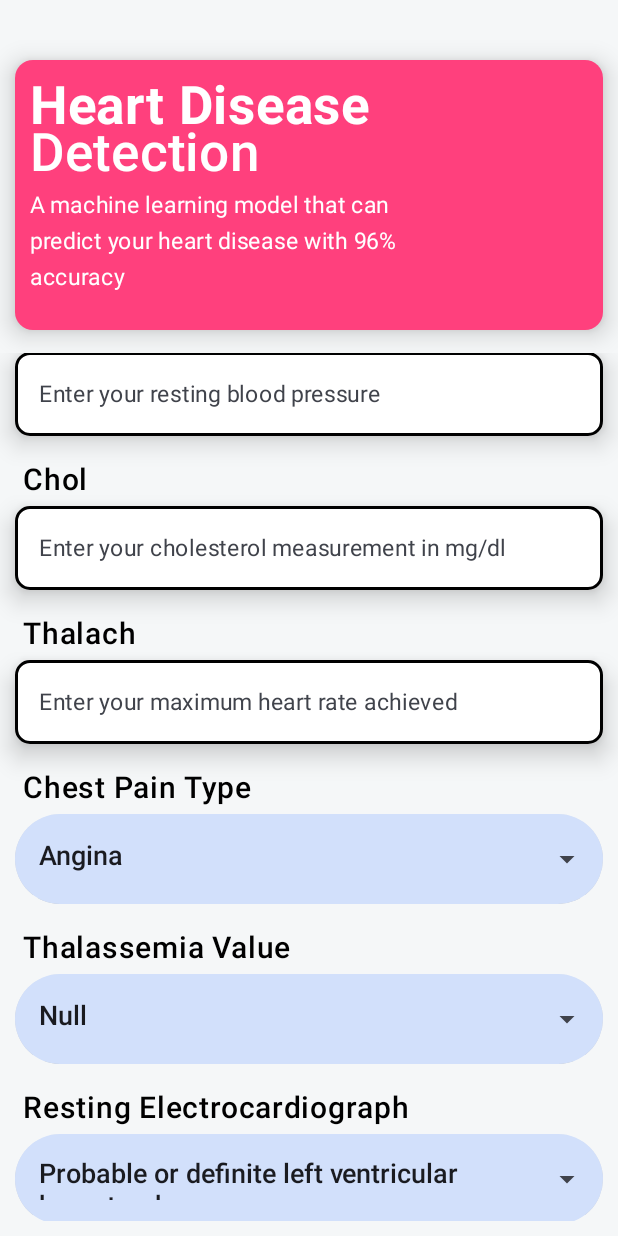
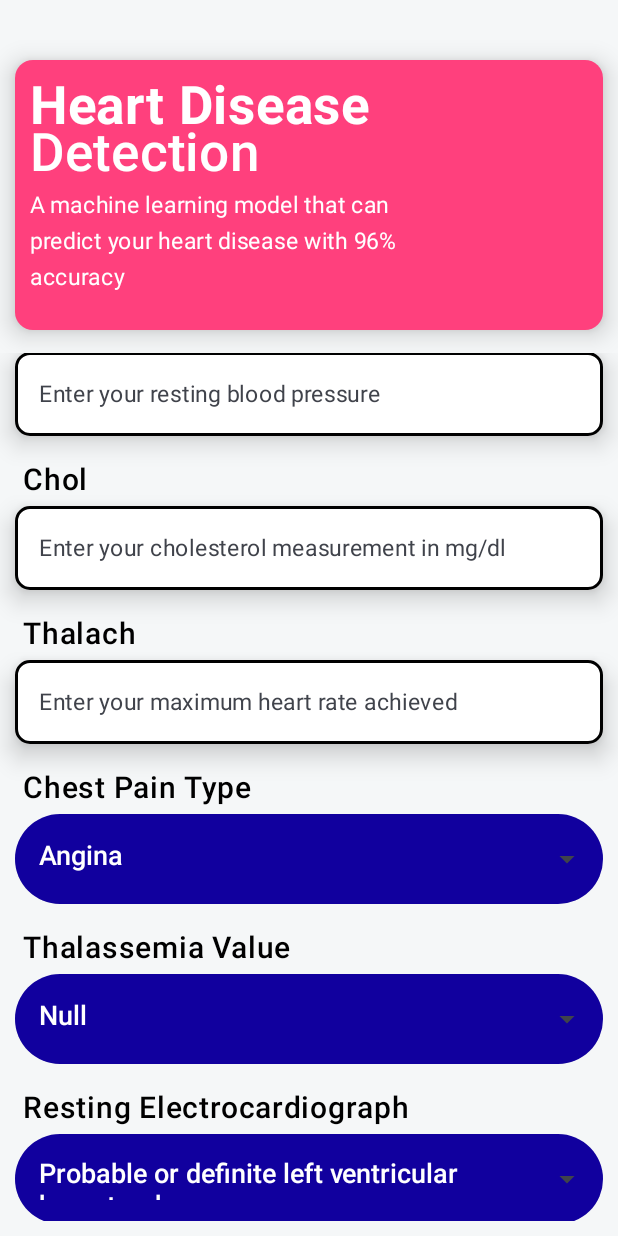
Before and after one commit to mrinmoyxb/Cardiac-Compass, an Android app built with Jetpack Compose: the screen it shows after launch (MainActivity), scrolled down 404 dp, on a phone screen of 412 x 824 dp. Run offline under Robolectric (Android 15) with nearby library versions, the phone set to English and light mode, and no system bars.

Commit message:
fixed keyboard issue with drop down menu

```diff
--- a/app/src/main/java/com/example/heartdiseasedetetectionapp/View/HomeScreen/Components/CustomDropDownMenu.kt
+++ b/app/src/main/java/com/example/heartdiseasedetetectionapp/View/HomeScreen/Components/CustomDropDownMenu.kt
@@ -7,70 +7,103 @@ import androidx.compose.foundation.layout.fillMaxSize
 import androidx.compose.foundation.layout.fillMaxWidth
 import androidx.compose.foundation.layout.height
 import androidx.compose.foundation.shape.RoundedCornerShape
+import androidx.compose.foundation.text.KeyboardActions
+import androidx.compose.foundation.text.KeyboardOptions
 import androidx.compose.material3.DropdownMenu
 import androidx.compose.material3.DropdownMenuItem
 import androidx.compose.material3.ExperimentalMaterial3Api
 import androidx.compose.material3.ExposedDropdownMenuBox
 import androidx.compose.material3.ExposedDropdownMenuDefaults
+import androidx.compose.material3.MenuDefaults
 import androidx.compose.material3.Text
 import androidx.compose.material3.TextField
 import androidx.compose.material3.TextFieldDefaults
 import androidx.compose.runtime.Composable
+import androidx.compose.runtime.CompositionLocalProvider
 import androidx.compose.runtime.getValue
 import androidx.compose.runtime.mutableStateOf
 import androidx.compose.runtime.remember
 import androidx.compose.runtime.setValue
+import androidx.compose.ui.ExperimentalComposeUiApi
 import androidx.compose.ui.Modifier
 import androidx.compose.ui.draw.clip
 import androidx.compose.ui.draw.shadow
 import androidx.compose.ui.graphics.Color
+import androidx.compose.ui.platform.LocalSoftwareKeyboardController
+import androidx.compose.ui.platform.LocalTextInputService
 import androidx.compose.ui.text.TextStyle
 import androidx.compose.ui.text.font.FontWeight
+import androidx.compose.ui.text.input.ImeAction
+import androidx.compose.ui.text.input.TextInputService
 import androidx.compose.ui.tooling.preview.Preview
 import androidx.compose.ui.unit.dp
 import androidx.compose.ui.unit.sp
 
 
-@OptIn(ExperimentalMaterial3Api::class)
+@OptIn(ExperimentalMaterial3Api::class, ExperimentalComposeUiApi::class)
 @Composable
 fun CustomDropDownMenu(items: List<String>) {
     var isExpanded by remember { mutableStateOf(false) }
     val options: List<String> = items
-    var category by remember{ mutableStateOf(options[0])}
+    var category by remember { mutableStateOf(options[0]) }
+    var keyboardController = LocalSoftwareKeyboardController.current
+    val myTextInputService: TextInputService? = null
 
+    CompositionLocalProvider(
+        LocalTextInputService provides myTextInputService
+    ) {
         Box(
             modifier = Modifier
                 .clip(RoundedCornerShape(40.dp))
                 .fillMaxWidth()
                 .height(60.dp)
+                .clickable { keyboardController?.hide() }
                 .background(color = Color.Transparent, shape = RoundedCornerShape(10.dp))
-    ){
+        ) {
             ExposedDropdownMenuBox(expanded = isExpanded,
-            onExpandedChange = {isExpanded = !isExpanded}) {
-            TextField(value = category, onValueChange = {},
+                onExpandedChange = { isExpanded = !isExpanded }) {
+                TextField(
+                    value = category, onValueChange = {},
                     modifier = Modifier
                         .menuAnchor()
                         .fillMaxSize()
                         .shadow(elevation = 10.dp, shape = RoundedCornerShape(10.dp)),
-                textStyle = TextStyle(fontSize = 18.sp,
-                    fontWeight = FontWeight.Medium),
+                    textStyle = TextStyle(
+                        fontSize = 18.sp,
+                        fontWeight = FontWeight.Medium, color = Color.White
+                    ),
                     trailingIcon = { ExposedDropdownMenuDefaults.TrailingIcon(expanded = isExpanded) },
                     readOnly = true,
                     colors = TextFieldDefaults.textFieldColors(
-                    containerColor = Color(0xFFD2E0FB),
+                        containerColor = Color(0xFF11009E),
                         cursorColor = Color.Black,
                         focusedIndicatorColor = Color.Transparent,
                         unfocusedIndicatorColor = Color.Transparent
+                    ),
+                    keyboardOptions = KeyboardOptions(
+                        imeAction = ImeAction.None,
                     )
                 )
-            ExposedDropdownMenu(expanded = isExpanded, onDismissRequest = { isExpanded = false}) {
-                options.forEach{ label->
-                    DropdownMenuItem(text = {Text(label, fontSize = 18.sp, fontWeight = FontWeight.Medium)}, onClick = {
+                ExposedDropdownMenu(
+                    expanded = isExpanded,
+                    onDismissRequest = { isExpanded = false }) {
+                    options.forEach { label ->
+                        DropdownMenuItem(text = {
+                            Text(
+                                label,
+                                fontSize = 18.sp,
+                                fontWeight = FontWeight.Medium,
+                                color = Color.Black
+                            )
+                        }, onClick = {
                             category = label
                             isExpanded = false
-                    })
+                        },
+                            colors = MenuDefaults.itemColors(Color(0xFF11009E))
+                        )
                     }
                 }
             }
         }
     }
+}
--- a/app/src/main/java/com/example/heartdiseasedetetectionapp/View/HomeScreen/HomeScreenFinal/HomeScreen.kt
+++ b/app/src/main/java/com/example/heartdiseasedetetectionapp/View/HomeScreen/HomeScreenFinal/HomeScreen.kt
@@ -101,7 +101,7 @@ fun HomeScreen(){
 
                 // Row 9
                 CustomLabel(heading = "OldPeak", 20)
-                CustomTextField("Enter ST depression induced by exercise relative to rest")
+                CustomTextField("ST depression induced by exercise relative to rest")
                 Spacer(modifier = Modifier.height(12.dp))
 
                 // Row 10
```
Lines whose indentation alone changed are shown as unchanged.
